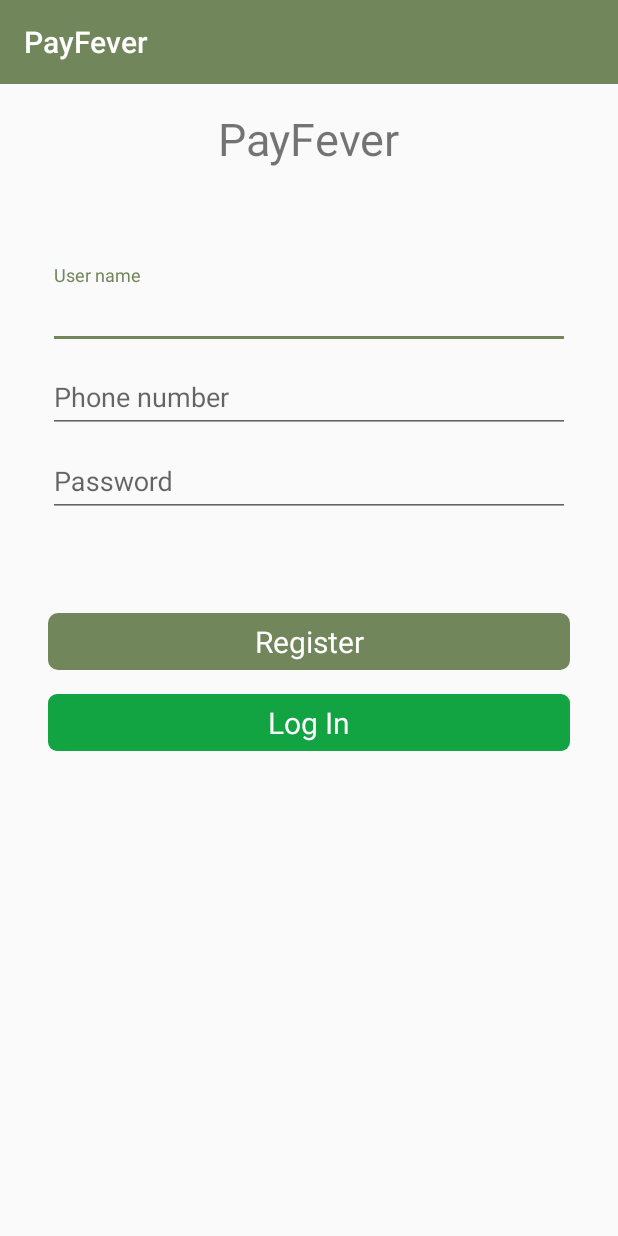
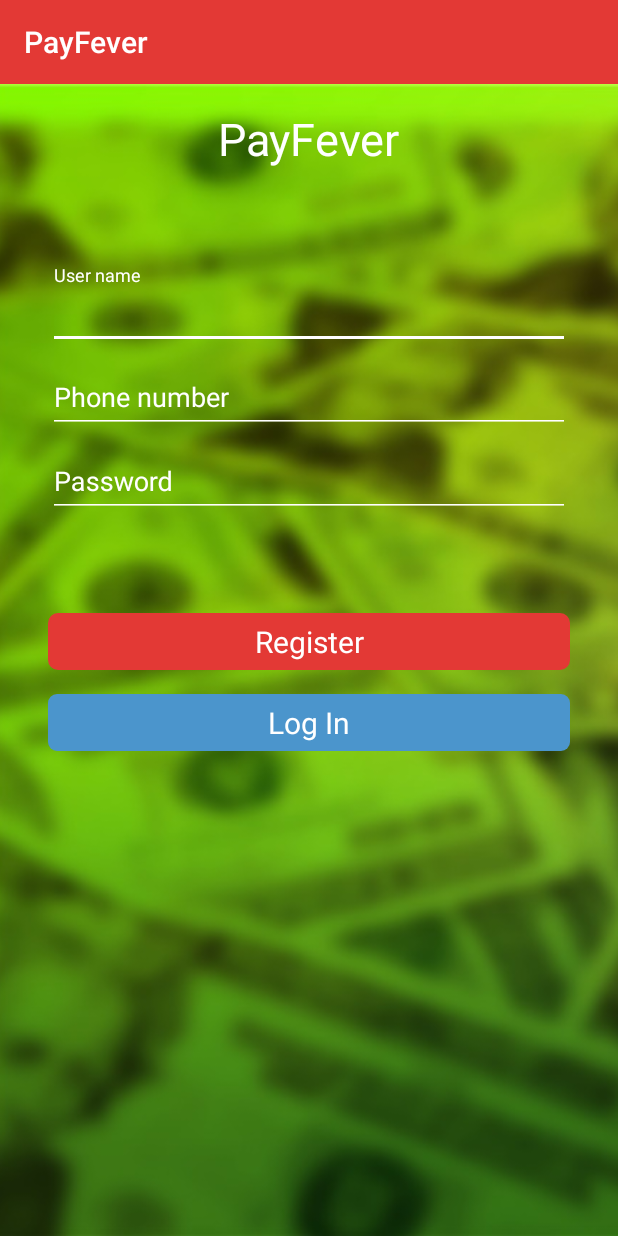
Before and after one commit to thinkmobiles/PayFever, an Android app: the PreRegistrationActivity screen opened directly, with no data from a screen before it, on a phone screen of 412 x 824 dp. Run offline under Robolectric (Android 15) with nearby library versions, the phone set to English and light mode, and no system bars; libraries missing offline, so code that uses them is left out: com.google.i18n.phonenumbers, com.parse, com.rey.material, rx.android.schedulers, rx.schedulers and 1 more; plain views replace CheckBox.

Commit message:
* Design implementation in progress

```diff
--- a/app/src/main/java/com/payfever/presentation/PayFeverApplication.java
+++ b/app/src/main/java/com/payfever/presentation/PayFeverApplication.java
@@ -4,6 +4,8 @@ import android.app.Application;
 import android.os.Handler;
 
 import com.parse.Parse;
+import com.parse.ParseObject;
+import com.payfever.data.model.network.parse.NetworkParseWrapper;
 
 /**
  * Created by richi on 2015.10.19..
--- a/app/src/main/res/layout/activity_pre_registration.xml
+++ b/app/src/main/res/layout/activity_pre_registration.xml
@@ -13,6 +13,12 @@
         android:layout_width="match_parent"
         android:layout_height="match_parent">
 
+        <ImageView
+            android:layout_width="match_parent"
+            android:layout_height="match_parent"
+            android:scaleType="centerCrop"
+            android:src="@drawable/register_background"/>
+
         <ProgressBar
             android:id="@+id/pbLoadingIndicator_APR"
             android:layout_width="wrap_content"
--- a/app/src/main/res/layout/fragment_register.xml
+++ b/app/src/main/res/layout/fragment_register.xml
@@ -18,11 +18,14 @@
             android:layout_width="wrap_content"
             android:layout_height="wrap_content"
             android:textSize="30sp"
+            android:textColor="@color/colorAccent"
             android:text="PayFever"/>
 
         <android.support.design.widget.TextInputLayout
             android:layout_width="match_parent"
             android:layout_height="wrap_content"
+            android:textColor="@color/colorAccent"
+            android:textColorHint="@color/colorAccent"
             android:layout_marginTop="@dimen/register_top_margin">
 
             <EditText
@@ -36,7 +39,9 @@
 
         <android.support.design.widget.TextInputLayout
             android:layout_width="match_parent"
-            android:layout_height="wrap_content">
+            android:layout_height="wrap_content"
+            android:textColor="@color/colorAccent"
+            android:textColorHint="@color/colorAccent">
 
             <EditText
                 android:id="@+id/etPhoneNumber_FR"
@@ -50,7 +55,9 @@
 
         <android.support.design.widget.TextInputLayout
             android:layout_width="match_parent"
-            android:layout_height="wrap_content">
+            android:layout_height="wrap_content"
+            android:textColor="@color/colorAccent"
+            android:textColorHint="@color/colorAccent">
 
             <EditText
                 android:id="@+id/etPassword_FR"
--- a/app/src/main/res/values/colors.xml
+++ b/app/src/main/res/values/colors.xml
@@ -1,8 +1,8 @@
 <?xml version="1.0" encoding="utf-8"?>
 <resources>
-    <color name="colorPrimary">#72865c</color>
-    <color name="colorPrimaryDark">#526142</color>
-    <color name="colorAccent">#c5e99e</color>
+    <color name="colorPrimary">#e33935</color>
+    <color name="colorPrimaryDark">#c52828</color>
+    <color name="colorAccent">#ffff</color>
     <color name="invite_contact_color">@color/colorPrimary</color>
     <color name="invite_contact_color_selected">@color/colorPrimaryDark</color>
     <color name="invite_contact_disable">#cfd0d2</color>
@@ -15,7 +15,7 @@
     <color name="expired_HMN">#FFF3F3F3</color>
     <color name="checkbox_selected">#12a342</color>
     <color name="fab_color">@color/colorPrimary</color>
-    <color name="color_log_in_uncheked">#12a342</color>
-    <color name="color_log_in_checked">#06732a</color>
-    <color name="diagram_fill_color">#9cde55</color>
+    <color name="color_log_in_uncheked">#4b95cc</color>
+    <color name="color_log_in_checked">#1d73b3</color>
+    <color name="diagram_fill_color">#c47371</color>
 </resources>
--- a/app/src/main/res/values/dimens.xml
+++ b/app/src/main/res/values/dimens.xml
@@ -35,4 +35,5 @@
     <dimen name="custom_marker_text_size">12dp</dimen>
     <dimen name="circle_width">2dp</dimen>
     <dimen name="line_width">1dp</dimen>
+    <dimen name="logo_underline_margin">32dp</dimen>
 </resources>
--- a/app/src/main/res/values/styles.xml
+++ b/app/src/main/res/values/styles.xml
@@ -8,6 +8,9 @@
         <item name="colorPrimary">@color/colorPrimary</item>
         <item name="colorPrimaryDark">@color/colorPrimaryDark</item>
         <item name="colorAccent">@color/colorPrimary</item>
+        <item name="colorControlNormal">@color/colorAccent</item>
+        <item name="colorControlActivated">@color/colorAccent</item>
+        <item name="colorControlHighlight">@color/colorAccent</item>
     </style>
 
     <style name="myToolbarNavigationButtonStyle" parent="AppTheme">
```
Also changed, not shown: app/src/main/java/com/payfever/presentation/controllers/LoadingProgressManager.java (+4 -3 lines), app/src/main/res/layout/fragment_log_in.xml (+13 -2 lines), app/src/main/res/drawable-nodpi/register_background.jpg (added).
